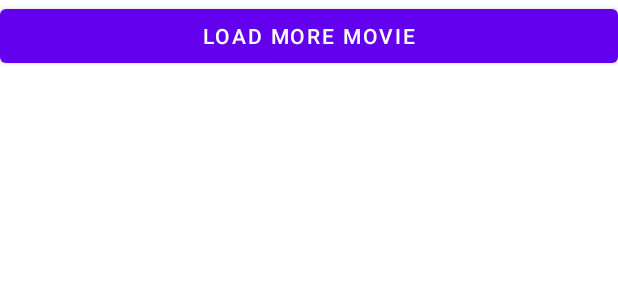
After one commit to dendiaryar/favmo-Tugas-Pemrograman-Mobile, an Android app: the layout loadmore.xml on its own in the app's theme, with its tools: preview values and no code run, on a phone screen of 412 x 824 dp. The commit adds this screen. Shown: the top 300 px of the screen. Run offline under Robolectric (Android 15) with nearby library versions, the phone set to English and light mode, and no system bars.

Commit message:
Adding load more movie button

```diff
--- a/app/src/main/java/com/example/favmo/data/service/ApiInterface.kt
+++ b/app/src/main/java/com/example/favmo/data/service/ApiInterface.kt
@@ -10,7 +10,7 @@ interface ApiInterface {
     @GET("movie/latest")
     fun getMovieLatest(@Query("api_key") apiKey : String) : Call<Movie>
     @GET("movie/popular")
-    fun getPopularMovie(@Query("api_key") apiKey: String) : Call<MovieResponse>
+    fun getPopularMovie(@Query("api_key") apiKey: String, @Query("page") page : Int) : Call<MovieResponse>
     @GET("movie/top_rated")
     fun getMovieTopRated(@Query("api_key") apiKey : String) : Call<MovieResponse>
 }
--- /dev/null
+++ b/app/src/main/res/layout/loadmore.xml
@@ -0,0 +1,14 @@
+<?xml version="1.0" encoding="utf-8"?>
+<LinearLayout
+    xmlns:android="http://schemas.android.com/apk/res/android"
+    xmlns:app="http://schemas.android.com/apk/res-auto"
+    android:layout_width="match_parent"
+    android:layout_height="wrap_content"
+    >
+    <Button
+        android:id="@+id/loadmore"
+        android:text="Load More Movie"
+        android:layout_width="match_parent"
+        android:layout_height="wrap_content"/>
+
+</LinearLayout>
```
Also changed, not shown: app/src/main/java/com/example/favmo/view/BrowseMovie.kt (+5 -13 lines), app/src/main/java/com/example/favmo/view/FavoriteMovie.kt (+12 -4 lines), app/src/main/java/com/example/favmo/view/adapter/FavoriteAdapter.kt (+7 -1 lines), app/src/main/java/com/example/favmo/view/adapter/MovieAdapter.kt (+50 -11 lines), app/src/main/res/layout/fragment_browse_movie.xml (+13 -4 lines).
